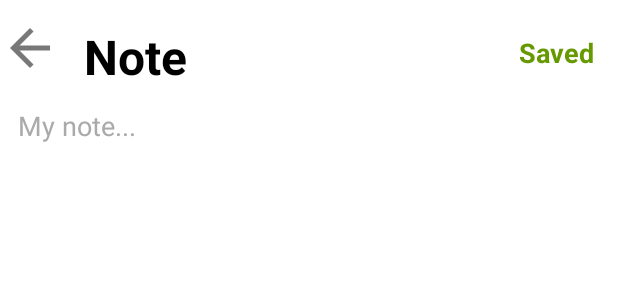
After one commit to Sinnamoon/Dev_Mobile, an Android app: the layout activity_note.xml on its own in the app's theme, with its tools: preview values and no code run, on a phone screen of 412 x 824 dp. The commit adds this screen. Shown: the top 300 px of the screen. Run offline under Robolectric (Android 15) with nearby library versions, the light colour scheme and no system bars.

Commit message:
note activity done

```diff
--- /dev/null
+++ b/app/src/main/res/drawable/ic_baseline_arrow_back_24.xml
@@ -0,0 +1,5 @@
+<vector android:autoMirrored="true" android:height="40dp"
+    android:tint="#787878" android:viewportHeight="24"
+    android:viewportWidth="24" android:width="40dp" xmlns:android="http://schemas.android.com/apk/res/android">
+    <path android:fillColor="@android:color/white" android:pathData="M20,11H7.83l5.59,-5.59L12,4l-8,8 8,8 1.41,-1.41L7.83,13H20v-2z"/>
+</vector>
--- /dev/null
+++ b/app/src/main/res/drawable/ic_baseline_edit_note_24.xml
@@ -0,0 +1,5 @@
+<vector android:height="60dp" android:tint="@android:color/holo_green_dark"
+    android:viewportHeight="24" android:viewportWidth="24"
+    android:width="60dp" xmlns:android="http://schemas.android.com/apk/res/android">
+    <path android:fillColor="@android:color/white" android:pathData="M3,10h11v2H3V10zM3,8h11V6H3V8zM3,16h7v-2H3V16zM18.01,12.87l0.71,-0.71c0.39,-0.39 1.02,-0.39 1.41,0l0.71,0.71c0.39,0.39 0.39,1.02 0,1.41l-0.71,0.71L18.01,12.87zM17.3,13.58l-5.3,5.3V21h2.12l5.3,-5.3L17.3,13.58z"/>
+</vector>
--- /dev/null
+++ b/app/src/main/res/layout/activity_note.xml
@@ -0,0 +1,81 @@
+<?xml version="1.0" encoding="utf-8"?>
+<androidx.constraintlayout.widget.ConstraintLayout xmlns:android="http://schemas.android.com/apk/res/android"
+    xmlns:app="http://schemas.android.com/apk/res-auto"
+    xmlns:tools="http://schemas.android.com/tools"
+    android:layout_width="match_parent"
+    android:layout_height="wrap_content"
+    tools:context=".ActivityNote">
+
+    <LinearLayout
+        android:layout_width="match_parent"
+        android:layout_height="match_parent"
+        android:orientation="vertical">
+
+        <LinearLayout
+            android:id="@+id/linearLayout"
+            android:layout_width="match_parent"
+            android:layout_height="wrap_content"
+            android:orientation="horizontal">
+
+            <ImageView
+                android:id="@+id/backBtn"
+                android:layout_width="wrap_content"
+                android:layout_height="wrap_content"
+                android:layout_marginTop="8dp"
+                android:clickable="true"
+                android:minHeight="48dp"
+                android:src="@drawable/ic_baseline_arrow_back_24"
+                tools:ignore="SpeakableTextPresentCheck" />
+
+            <TextView
+                android:id="@+id/noteText"
+                android:layout_width="wrap_content"
+                android:layout_height="wrap_content"
+                android:layout_marginStart="16dp"
+                android:layout_marginTop="16dp"
+                android:text="Note"
+                android:textColor="@color/black"
+                android:textSize="32sp"
+                android:textStyle="bold" />
+
+
+            <Space
+                android:layout_width="wrap_content"
+                android:layout_height="wrap_content"
+                android:layout_weight="1" />
+
+            <TextView
+                android:id="@+id/save"
+                android:layout_width="wrap_content"
+                android:layout_height="wrap_content"
+                android:layout_marginTop="8dp"
+                android:layout_marginEnd="16dp"
+                android:text="Saved"
+                android:textColor="@android:color/holo_green_dark"
+                android:textSize="18sp"
+                android:textStyle="bold"
+                tools:ignore="TouchTargetSizeCheck" />
+
+        </LinearLayout>
+
+        <EditText
+            android:id="@+id/editText"
+            android:layout_width="match_parent"
+            android:layout_height="match_parent"
+            android:ems="10"
+            android:gravity="top|left"
+            android:hint="My note..."
+            android:inputType="textMultiLine"
+            android:textColorHint="@android:color/darker_gray"
+            app:layout_constraintBottom_toBottomOf="parent"
+            app:layout_constraintEnd_toEndOf="parent"
+            app:layout_constraintStart_toStartOf="parent"
+            app:layout_constraintTop_toTopOf="parent"
+            android:layout_margin="12dp"
+            android:textSize="18sp"
+            android:background="@null"
+            />
+
+    </LinearLayout>
+
+</androidx.constraintlayout.widget.ConstraintLayout>
--- /dev/null
+++ b/app/src/main/res/values-land/dimens.xml
@@ -0,0 +1,3 @@
+<resources>
+    <dimen name="fab_margin">48dp</dimen>
+</resources>
--- /dev/null
+++ b/app/src/main/res/values-w1240dp/dimens.xml
@@ -0,0 +1,3 @@
+<resources>
+    <dimen name="fab_margin">200dp</dimen>
+</resources>
--- /dev/null
+++ b/app/src/main/res/values-w600dp/dimens.xml
@@ -0,0 +1,3 @@
+<resources>
+    <dimen name="fab_margin">48dp</dimen>
+</resources>
--- /dev/null
+++ b/app/src/main/res/values/dimens.xml
@@ -0,0 +1,3 @@
+<resources>
+    <dimen name="fab_margin">16dp</dimen>
+</resources>
```
Also changed, not shown: app/src/main/AndroidManifest.xml (+11 -4 lines), app/src/main/java/com/example/todoapp/ActivityNote.java (added, +132 -0 lines), app/src/main/java/com/example/todoapp/MainActivity.java (+17 -15 lines), app/src/main/res/layout/activity_main.xml (+24 -4 lines), app/src/main/res/values/strings.xml (+9 -0 lines), app/src/main/res/values/themes.xml (+10 -0 lines).
